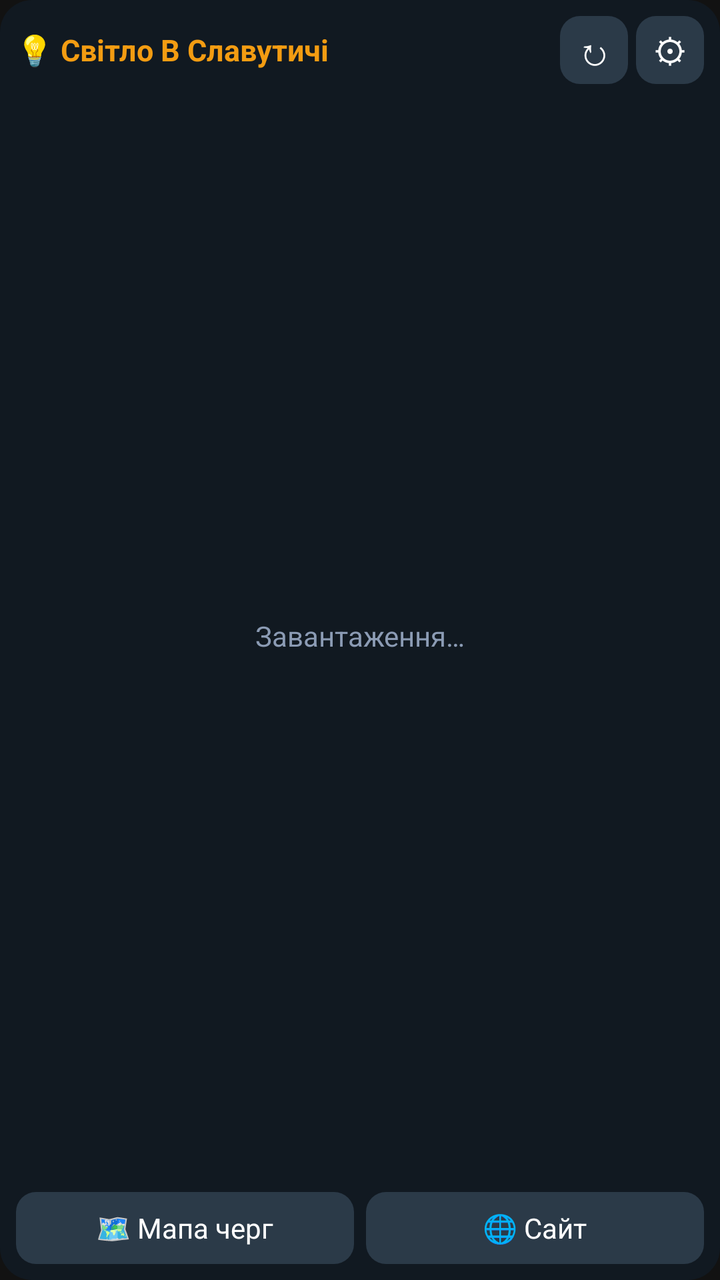
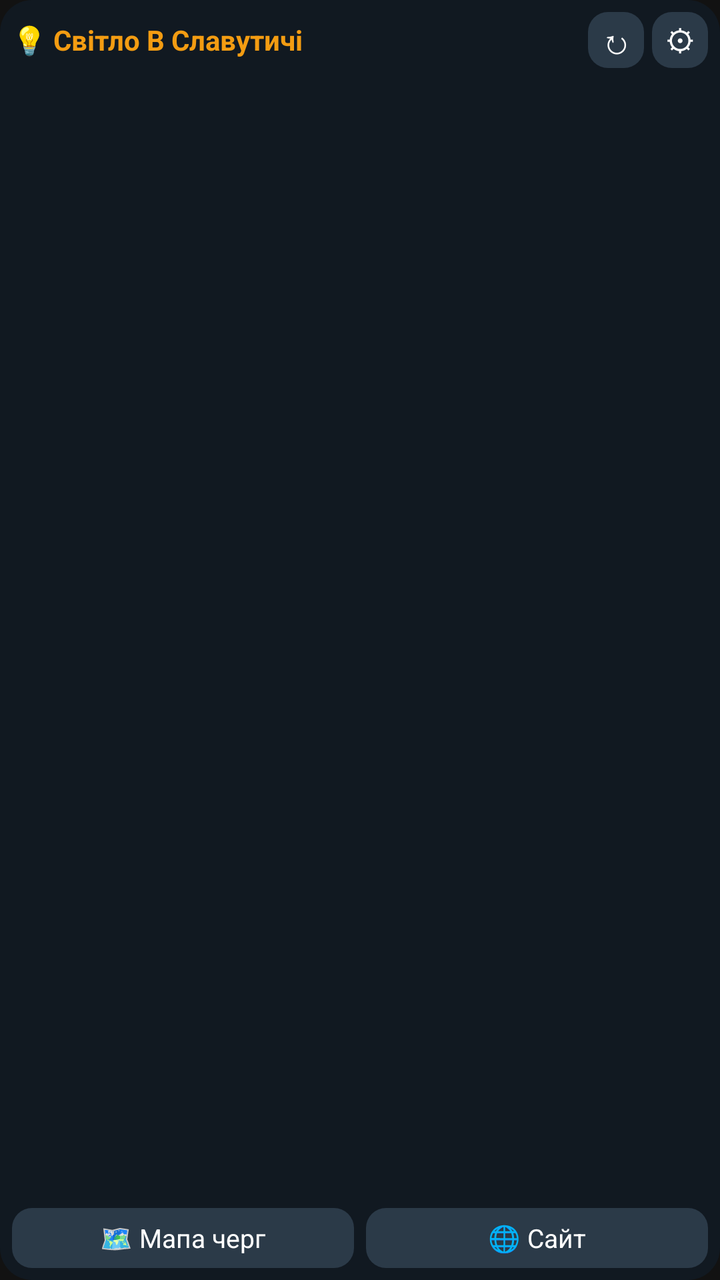

The first picture is an Android layout as it rendered before a commit; the second is the same layout after the commit. The layout source and the unified diff follow.
<!-- AndroidManifest.xml: application theme AppTheme -->
<!-- res/layout/widget.xml -->
<?xml version="1.0" encoding="utf-8"?>
<LinearLayout xmlns:android="http://schemas.android.com/apk/res/android"
    android:id="@+id/root"
    android:layout_width="match_parent"
    android:layout_height="match_parent"
    android:orientation="vertical"
    android:background="@drawable/bg_widget"
    android:padding="8dp">

    <LinearLayout android:layout_width="match_parent" android:layout_height="wrap_content"
        android:orientation="horizontal" android:gravity="center_vertical">
        <TextView android:id="@+id/title" android:layout_width="0dp" android:layout_height="wrap_content" android:layout_weight="1"
            android:text="💡 Світло В Славутичі" android:textColor="#FFF39C12" android:textSize="15sp" android:textStyle="bold"
            android:singleLine="true" android:ellipsize="end" />
        <TextView android:id="@+id/updated" android:layout_width="wrap_content" android:layout_height="wrap_content"
            android:textColor="#FF8B9BB4" android:textSize="11sp" android:paddingLeft="4dp" android:paddingRight="2dp" android:singleLine="true" />
        <TextView android:id="@+id/refresh" android:layout_width="34dp" android:layout_height="34dp" android:gravity="center"
            android:text="↻" android:textColor="#FFFFFFFF" android:textSize="19sp" android:background="@drawable/btn" />
        <TextView android:id="@+id/settings" android:layout_width="34dp" android:layout_height="34dp" android:gravity="center"
            android:layout_marginLeft="4dp" android:text="⚙" android:textColor="#FFFFFFFF" android:textSize="17sp" android:background="@drawable/btn" />
    </LinearLayout>

    <FrameLayout android:layout_width="match_parent" android:layout_height="0dp" android:layout_weight="1" android:layout_marginTop="4dp">
        <ListView android:id="@+id/list" android:layout_width="match_parent" android:layout_height="match_parent"
            android:divider="@null" android:dividerHeight="0dp" android:scrollbars="none" />
        <TextView android:id="@+id/empty" android:layout_width="match_parent" android:layout_height="match_parent" android:gravity="center"
            android:text="Завантаження…" android:textColor="#FF8B9BB4" android:textSize="14sp" />
    </FrameLayout>

    <LinearLayout android:layout_width="match_parent" android:layout_height="wrap_content" android:orientation="horizontal" android:layout_marginTop="6dp">
        <TextView android:id="@+id/map" android:layout_width="0dp" android:layout_height="36dp" android:layout_weight="1" android:gravity="center"
            android:text="🗺 Мапа черг" android:textColor="#FFFFFFFF" android:textSize="14sp" android:background="@drawable/btn" />
        <TextView android:id="@+id/site" android:layout_width="0dp" android:layout_height="36dp" android:layout_weight="1" android:gravity="center"
            android:layout_marginLeft="6dp" android:text="🌐 Сайт" android:textColor="#FFFFFFFF" android:textSize="14sp" android:background="@drawable/btn" />
    </LinearLayout>
</LinearLayout>
<!-- resources referenced by this layout -->
<resources>
  <!-- drawable bg_widget (drawable) -->
  <?xml version="1.0" encoding="utf-8"?>
  <shape xmlns:android="http://schemas.android.com/apk/res/android" android:shape="rectangle">
      <solid android:color="#F0121A22" />
      <corners android:radius="16dp" />
  </shape>
  <!-- drawable btn (drawable) -->
  <?xml version="1.0" encoding="utf-8"?>
  <shape xmlns:android="http://schemas.android.com/apk/res/android" android:shape="rectangle">
      <solid android:color="#FF2B3A48" />
      <corners android:radius="10dp" />
  </shape>
  <style name="AppTheme" parent="android:Theme.Holo.NoActionBar">
          <item name="android:windowBackground">@color/bg</item>
      </style>
  <color name="bg">#FF121212</color>
</resources>

<!-- the commit's change to res/layout/widget.xml (unified diff, before → after) -->
@@ -5,32 +5,34 @@
     android:layout_height="match_parent"
     android:orientation="vertical"
     android:background="@drawable/bg_widget"
-    android:padding="8dp">
+    android:padding="6dp">
 
     <LinearLayout android:layout_width="match_parent" android:layout_height="wrap_content"
         android:orientation="horizontal" android:gravity="center_vertical">
         <TextView android:id="@+id/title" android:layout_width="0dp" android:layout_height="wrap_content" android:layout_weight="1"
-            android:text="💡 Світло В Славутичі" android:textColor="#FFF39C12" android:textSize="15sp" android:textStyle="bold"
+            android:text="💡 Світло В Славутичі" android:textColor="#FFF39C12" android:textSize="14sp" android:textStyle="bold"
             android:singleLine="true" android:ellipsize="end" />
         <TextView android:id="@+id/updated" android:layout_width="wrap_content" android:layout_height="wrap_content"
-            android:textColor="#FF8B9BB4" android:textSize="11sp" android:paddingLeft="4dp" android:paddingRight="2dp" android:singleLine="true" />
-        <TextView android:id="@+id/refresh" android:layout_width="34dp" android:layout_height="34dp" android:gravity="center"
-            android:text="↻" android:textColor="#FFFFFFFF" android:textSize="19sp" android:background="@drawable/btn" />
-        <TextView android:id="@+id/settings" android:layout_width="34dp" android:layout_height="34dp" android:gravity="center"
-            android:layout_marginLeft="4dp" android:text="⚙" android:textColor="#FFFFFFFF" android:textSize="17sp" android:background="@drawable/btn" />
+            android:textColor="#FF8B9BB4" android:textSize="11sp" android:paddingLeft="4dp" android:paddingRight="4dp" android:singleLine="true" />
+        <TextView android:id="@+id/refresh" android:layout_width="28dp" android:layout_height="28dp" android:gravity="center"
+            android:text="↻" android:textColor="#FFFFFFFF" android:textSize="17sp" android:background="@drawable/btn" />
+        <TextView android:id="@+id/settings" android:layout_width="28dp" android:layout_height="28dp" android:gravity="center"
+            android:layout_marginLeft="4dp" android:text="⚙" android:textColor="#FFFFFFFF" android:textSize="15sp" android:background="@drawable/btn" />
     </LinearLayout>
 
-    <FrameLayout android:layout_width="match_parent" android:layout_height="0dp" android:layout_weight="1" android:layout_marginTop="4dp">
-        <ListView android:id="@+id/list" android:layout_width="match_parent" android:layout_height="match_parent"
-            android:divider="@null" android:dividerHeight="0dp" android:scrollbars="none" />
+    <FrameLayout android:layout_width="match_parent" android:layout_height="0dp" android:layout_weight="1" android:layout_marginTop="2dp">
+        <LinearLayout android:id="@+id/cards" android:layout_width="match_parent" android:layout_height="wrap_content" android:orientation="vertical" />
         <TextView android:id="@+id/empty" android:layout_width="match_parent" android:layout_height="match_parent" android:gravity="center"
-            android:text="Завантаження…" android:textColor="#FF8B9BB4" android:textSize="14sp" />
+            android:text="Завантаження…" android:textColor="#FF8B9BB4" android:textSize="14sp" android:visibility="gone" />
     </FrameLayout>
 
-    <LinearLayout android:layout_width="match_parent" android:layout_height="wrap_content" android:orientation="horizontal" android:layout_marginTop="6dp">
-        <TextView android:id="@+id/map" android:layout_width="0dp" android:layout_height="36dp" android:layout_weight="1" android:gravity="center"
-            android:text="🗺 Мапа черг" android:textColor="#FFFFFFFF" android:textSize="14sp" android:background="@drawable/btn" />
-        <TextView android:id="@+id/site" android:layout_width="0dp" android:layout_height="36dp" android:layout_weight="1" android:gravity="center"
-            android:layout_marginLeft="6dp" android:text="🌐 Сайт" android:textColor="#FFFFFFFF" android:textSize="14sp" android:background="@drawable/btn" />
+    <TextView android:id="@+id/overflow" android:layout_width="match_parent" android:layout_height="wrap_content" android:gravity="center"
+        android:textColor="#FF8B9BB4" android:textSize="11sp" android:visibility="gone" android:paddingTop="2dp" />
+
+    <LinearLayout android:layout_width="match_parent" android:layout_height="wrap_content" android:orientation="horizontal" android:layout_marginTop="4dp">
+        <TextView android:id="@+id/map" android:layout_width="0dp" android:layout_height="30dp" android:layout_weight="1" android:gravity="center"
+            android:text="🗺 Мапа черг" android:textColor="#FFFFFFFF" android:textSize="13sp" android:background="@drawable/btn" />
+        <TextView android:id="@+id/site" android:layout_width="0dp" android:layout_height="30dp" android:layout_weight="1" android:gravity="center"
+            android:layout_marginLeft="6dp" android:text="🌐 Сайт" android:textColor="#FFFFFFFF" android:textSize="13sp" android:background="@drawable/btn" />
     </LinearLayout>
 </LinearLayout>
